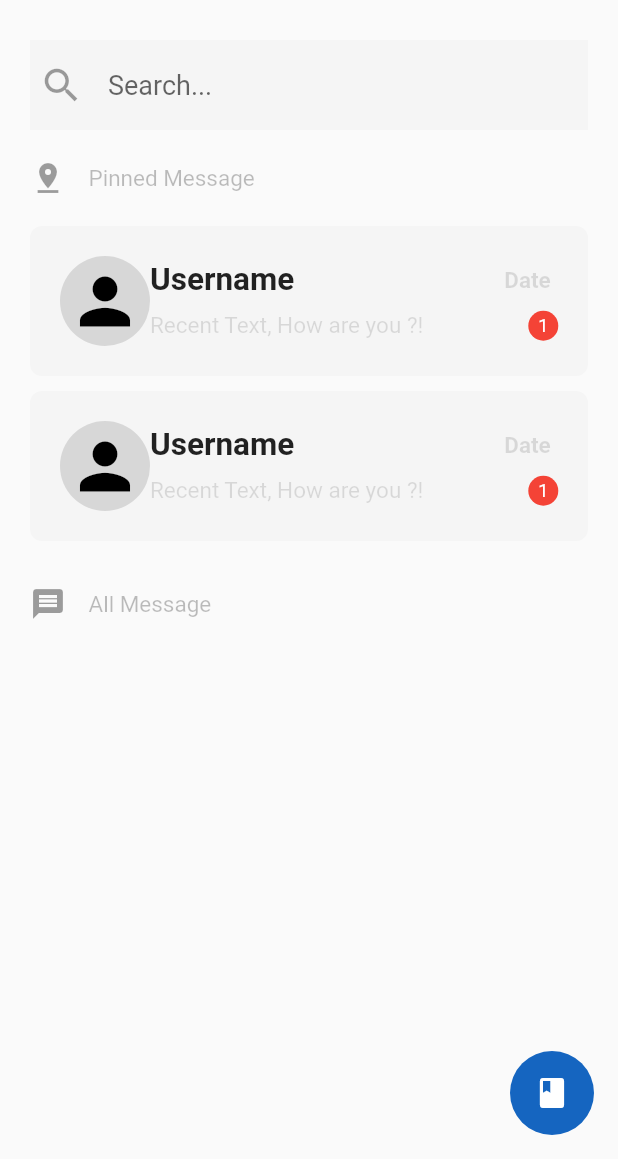
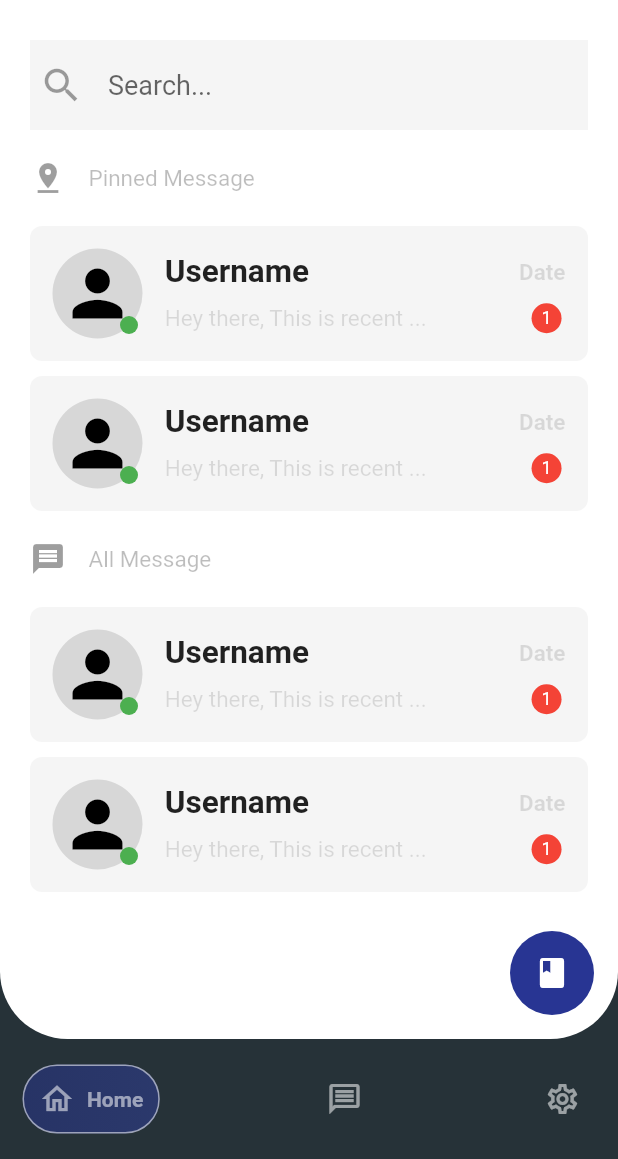
Before and after one commit to TITAN017/Chat_App, a Flutter app: the screen it shows after launch, on a phone screen of 412 x 824 dp, the part 77-1236 px from its top. Run offline on Flutter 3.47's test engine with Material 2 defaults, Android fonts, the phone set to English and light mode, and no system bars; drawn by our look-alikes of google_nav_bar; our stand-ins replace google_fonts; Roboto replaces fonts that are missing (Acme).

Commit message:
Added Bottom Nav Bar,online icon

```diff
--- a/lib/screen/chatScreen.dart
+++ b/lib/screen/chatScreen.dart
@@ -1,6 +1,9 @@
+// ignore_for_file: prefer_const_literals_to_create_immutables
+
 import 'package:chat_app/utils/personTile.dart';
 import 'package:flutter/material.dart';
 import 'package:google_fonts/google_fonts.dart';
+import 'package:google_nav_bar/google_nav_bar.dart';
 
 //ignore_for_file:prefer_const_constructors
 
@@ -20,6 +23,7 @@ class _ChatScreenState extends State<ChatScreen> {
   @override
   Widget build(BuildContext context) {
     return Scaffold(
+      backgroundColor: Colors.blueGrey[900],
       //App Bar for actions
       /*appBar: AppBar(
         elevation: 0,
@@ -44,13 +48,20 @@ class _ChatScreenState extends State<ChatScreen> {
           Container(
         height: double.infinity,
         width: double.infinity,
-        margin: EdgeInsets.symmetric(
+        padding: EdgeInsets.symmetric(
           horizontal: 20,
           vertical: 10,
         ),
+        /*margin: EdgeInsets.symmetric(
+          horizontal: 20,
+          vertical: 10,
+        ),*/
         decoration: BoxDecoration(
-          borderRadius: BorderRadius.circular(10),
-          //color: Colors.deepPurple,
+          borderRadius: BorderRadius.only(
+            bottomLeft: Radius.circular(45),
+            bottomRight: Radius.circular(45),
+          ),
+          color: Colors.white,
         ),
         child: Column(
           children: [
@@ -109,6 +120,9 @@ class _ChatScreenState extends State<ChatScreen> {
               height: 20,
             ),
 
+            Expanded(
+              child: ListView(
+                children: [
                   Row(
                     children: [
                       Icon(
@@ -125,18 +139,16 @@ class _ChatScreenState extends State<ChatScreen> {
                       ),
                     ],
                   ),
-
                   SizedBox(
                     height: 20,
                   ),
-
                   PersonTile(),
                   PersonTile(),
-
                   SizedBox(
-              height: 20,
+                    height: 10,
                   ),
 
+                  //All Messages..
                   Row(
                     children: [
                       Icon(
@@ -153,14 +165,76 @@ class _ChatScreenState extends State<ChatScreen> {
                       ),
                     ],
                   ),
+                  SizedBox(
+                    height: 20,
+                  ),
+                  PersonTile(),
+                  PersonTile(),
                 ],
               ),
             ),
+          ],
+        ),
+      ),
+
+      //Message Icon Floating Button
       floatingActionButton: FloatingActionButton(
         child: Icon(Icons.book),
         onPressed: () {},
         elevation: 0,
-        backgroundColor: Colors.blue[800],
+        backgroundColor: Colors.indigo[800],
+      ),
+
+      //Bottom Navigation Bar (Google NavBar)
+
+      bottomNavigationBar: Container(
+        decoration: BoxDecoration(
+          color: Colors.blueGrey[900]!,
+        ),
+        height: 80,
+        padding: const EdgeInsets.symmetric(
+          horizontal: 15,
+          vertical: 10,
+        ),
+        child: GNav(
+          padding: EdgeInsets.all(10),
+          gap: 8,
+          tabActiveBorder: Border.all(
+            color: Colors.white54,
+            width: 1,
+          ),
+          tabBorderRadius: 150,
+          backgroundColor: Colors.blueGrey[900]!,
+          color: Colors.white54,
+          activeColor: Colors.white54,
+          rippleColor: Colors.blueGrey[700]!,
+          hoverColor: Colors.indigo[900]!,
+          tabBackgroundGradient: LinearGradient(
+            colors: [
+              Colors.indigo[800]!,
+              Colors.indigo[700]!,
+            ],
+          ),
+          tabBackgroundColor: Colors.indigo[800]!.withOpacity(0.5),
+          curve: Curves.easeInOutCirc,
+          tabs: [
+            GButton(
+              icon: Icons.home_outlined,
+              text: 'Home',
+              style: GnavStyle.oldSchool,
+            ),
+            GButton(
+              icon: Icons.message_outlined,
+              text: 'Messages',
+              style: GnavStyle.oldSchool,
+            ),
+            GButton(
+              icon: Icons.settings_outlined,
+              text: 'Settings',
+              style: GnavStyle.oldSchool,
+            ),
+          ],
+        ),
       ),
     );
   }
--- a/lib/utils/personTile.dart
+++ b/lib/utils/personTile.dart
@@ -8,9 +8,10 @@ class PersonTile extends StatelessWidget {
 
   @override
   Widget build(BuildContext context) {
+    String text = 'Hey there, This is recent text...';
     return Container(
       margin: const EdgeInsets.fromLTRB(0, 0, 0, 10),
-      padding: const EdgeInsets.all(20),
+      padding: const EdgeInsets.all(15),
       decoration: BoxDecoration(
         borderRadius: BorderRadius.circular(8),
         color: Colors.grey[100],
@@ -19,6 +20,9 @@ class PersonTile extends StatelessWidget {
           //Person_icon
           Row(
         mainAxisAlignment: MainAxisAlignment.spaceBetween,
+        children: [
+          Stack(
+            alignment: AlignmentDirectional.bottomEnd,
             children: [
               const CircleAvatar(
                 child: Icon(
@@ -29,6 +33,17 @@ class PersonTile extends StatelessWidget {
                 radius: 30,
                 backgroundColor: Colors.black12,
                 //backgroundColor: Colors.black12,
+              ),
+              Container(
+                margin: EdgeInsets.fromLTRB(0, 0, 3, 3),
+                height: 12,
+                width: 12,
+                decoration: BoxDecoration(
+                  borderRadius: BorderRadius.circular(12),
+                  color: Colors.green,
+                ),
+              ),
+            ],
           ),
 
           //Person_information
@@ -66,7 +81,7 @@ class PersonTile extends StatelessWidget {
                   mainAxisAlignment: MainAxisAlignment.spaceBetween,
                   children: [
                     Text(
-                      'Recent Text, How are you ?!',
+                      text.length > 30 ? '${text.substring(0, 26)}...' : text,
                       style: GoogleFonts.acme(
                         fontSize: 15,
                         color: Colors.black12,
```
Lines whose indentation alone changed are shown as unchanged.
